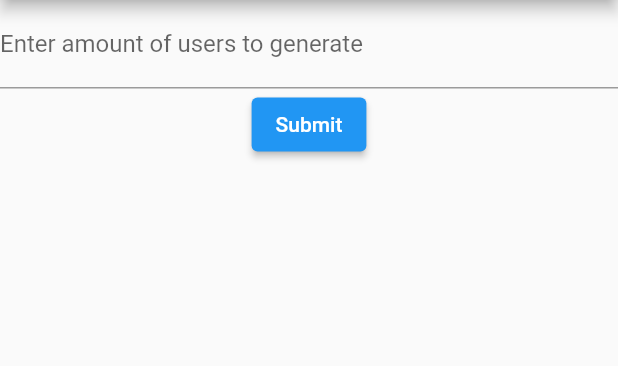
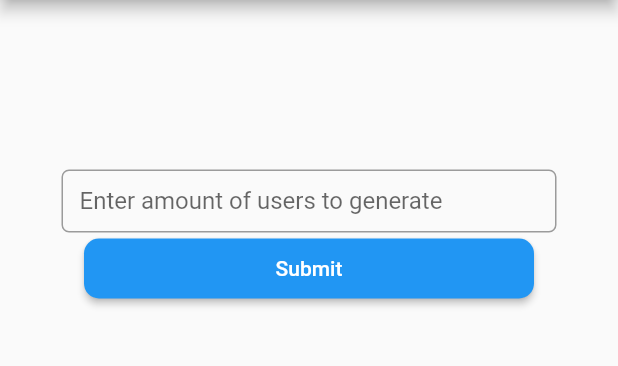
Before and after one commit to akeemsanyaolu/random-user-generator, a Flutter app: the screen it shows after launch, on a phone screen of 412 x 824 dp, the part 84-450 px from its top. Run offline on Flutter 3.47's test engine with Material 2 defaults, Android fonts, the phone set to English and light mode, and no system bars.

Commit message:
Factoring code

```diff
--- a/lib/screen/enter_amount.dart
+++ b/lib/screen/enter_amount.dart
@@ -13,14 +13,29 @@ class EnterAmount extends StatelessWidget {
       appBar: AppBar(
         title: const Text('Random User'),
       ),
-      body: Column(
+      body: Center(
+        child: Column(
           children: [
-          TextField(
+            const Spacer(
+              flex: 1,
+            ),
+            SizedBox(
+              width: 330,
+              height: 42,
+              child: TextField(
                 controller: _textEditingController,
-            decoration:
-                InputDecoration(labelText: 'Enter amount of users to generate'),
+                decoration: InputDecoration(
+                    border: OutlineInputBorder(
+                        borderRadius: BorderRadius.circular(5)),
+                    labelText: 'Enter amount of users to generate'),
+              ),
             ),
             ElevatedButton(
+                style: ButtonStyle(
+                    minimumSize: MaterialStateProperty.all(Size(300, 40)),
+                    shape: MaterialStateProperty.all<RoundedRectangleBorder>(
+                        RoundedRectangleBorder(
+                            borderRadius: BorderRadius.circular(10)))),
                 onPressed: () {
                   Navigator.push(
                       context,
@@ -29,8 +44,12 @@ class EnterAmount extends StatelessWidget {
                                 amount: int.parse(_textEditingController.text),
                               )));
                 },
-              child: Text('Submit'))
+                child: Text('Submit')),
+            const Spacer(
+              flex: 5,
+            )
           ],
+        ),
       ),
     );
   }
```
Lines whose indentation alone changed are shown as unchanged.
